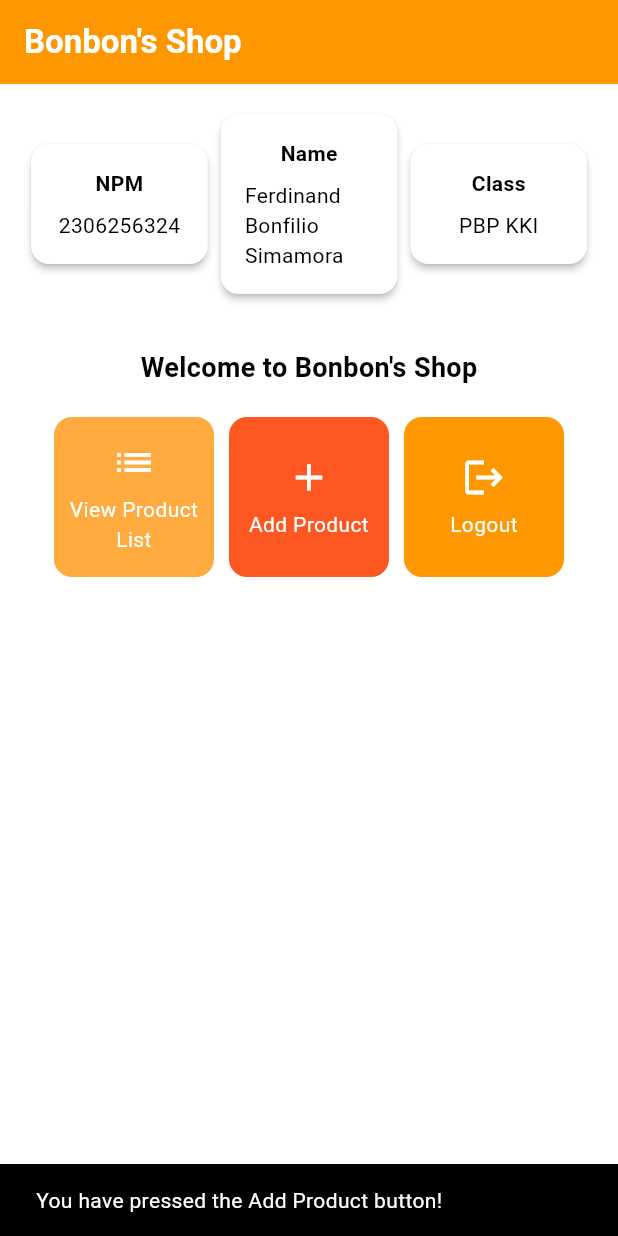
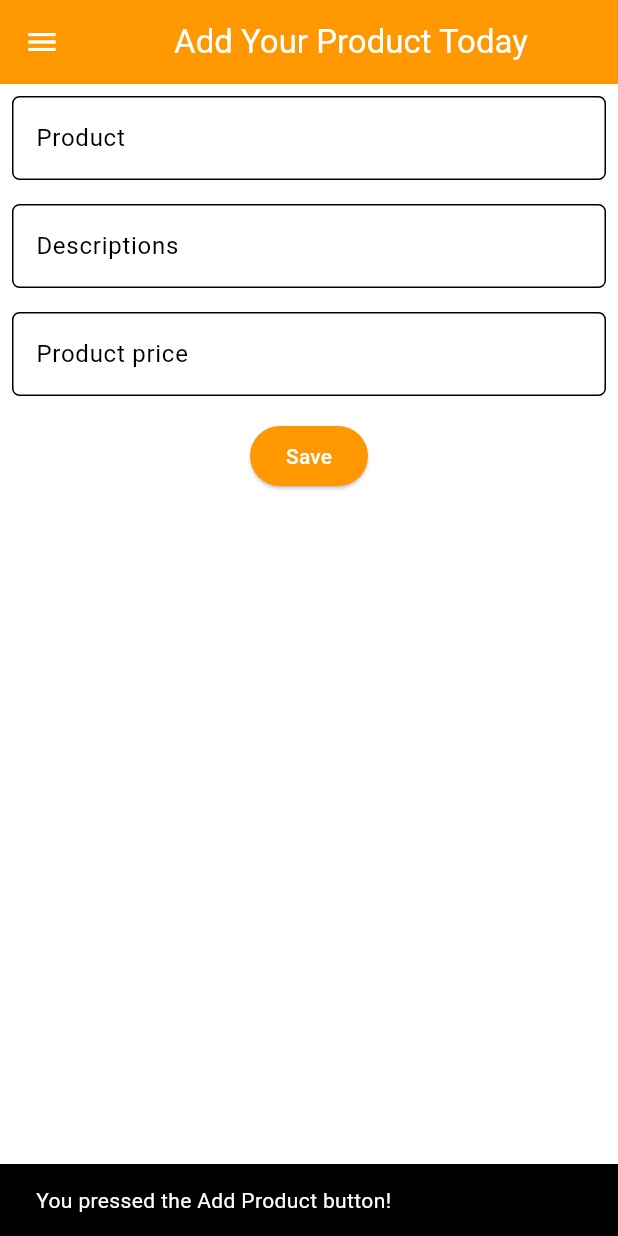
Before and after one commit to Ferdinand57/bonbon_shop_mobile, a Flutter app: the screen it shows after launch, after a tap on "Add Product", on a phone screen of 412 x 824 dp. Run offline on Flutter 3.47's test engine with Material 3 defaults, Android fonts, the light colour scheme and no system bars.

Commit message:
Assignment 8 try 1

```diff
--- a/lib/main.dart
+++ b/lib/main.dart
@@ -1,5 +1,5 @@
 import 'package:flutter/material.dart';
-import 'package:bonbon_shop/menu.dart';
+import 'package:bonbon_shop/screens/menu.dart';
 
 void main() {
   runApp(const MyApp());
--- a/lib/menu.dart
+++ b/lib/screens/menu.dart
@@ -1,4 +1,7 @@
 import 'package:flutter/material.dart';
+// Impor drawer widget
+import 'package:bonbon_shop/widgets/left_drawer.dart';
+import 'package:bonbon_shop/widgets/product_card.dart';
 
 class MyHomePage extends StatelessWidget {
   final String npm = '2306256324'; // NPM
@@ -6,8 +9,8 @@ class MyHomePage extends StatelessWidget {
   final String className = 'PBP KKI'; // Class
   final List<ItemHomepage> items = [
     ItemHomepage("View Product List", Icons.list, Colors.orangeAccent),
-    ItemHomepage("Add Product", Icons.add, Colors.deepOrange),
-    ItemHomepage("Logout", Icons.logout, Colors.orange),
+    ItemHomepage("Add Product", Icons.add_business_outlined, Colors.orange),
+    ItemHomepage("Logout", Icons.logout, Colors.deepOrange),
   ];
   MyHomePage({super.key});
 
@@ -27,7 +30,11 @@ class MyHomePage extends StatelessWidget {
         ),
         // The background color of the AppBar is obtained from the application theme color scheme.
         backgroundColor: Theme.of(context).colorScheme.primary,
+        // Set drawer icon color to white
+        iconTheme: const IconThemeData(color: Colors.white),
       ),
+      // Add drawer as a parameter value for the drawer attribute of the Scaffold widget
+      drawer: const LeftDrawer(),
       // Body of the page with paddings around it.
       body: Padding(
         padding: const EdgeInsets.all(16.0),
@@ -123,64 +130,3 @@ class InfoCard extends StatelessWidget {
     );
   }
 }
-
-class ItemHomepage {
-  final String name;
-  final IconData icon;
-  final Color color;
-
-  ItemHomepage(this.name, this.icon, this.color);
-}
-
-class ItemCard extends StatelessWidget {
-  // Display the card with an icon and name.
-
-  final ItemHomepage item;
-
-  const ItemCard(this.item, {super.key});
-
-  @override
-  Widget build(BuildContext context) {
-    return Material(
-      // Specify the background color of the application theme.
-      color: item.color,
-      // Round the card border.
-      borderRadius: BorderRadius.circular(12),
-
-      child: InkWell(
-        // Action when the card is pressed.
-        onTap: () {
-          // Display the SnackBar message when the card is pressed.
-          ScaffoldMessenger.of(context)
-            ..hideCurrentSnackBar()
-            ..showSnackBar(
-              SnackBar(content: Text("You have pressed the ${item.name} button!"))
-            );
-        },
-        // Container to store the Icon and Text
-        child: Container(
-          padding: const EdgeInsets.all(8),
-          child: Center(
-            child: Column(
-              // Place the Icon and Text in the center of the card.
-              mainAxisAlignment: MainAxisAlignment.center,
-              children: [
-                Icon(
-                  item.icon,
-                  color: Colors.white,
-                  size: 30.0,
-                ),
-                const Padding(padding: EdgeInsets.all(3)),
-                Text(
-                  item.name,
-                  textAlign: TextAlign.center,
-                  style: const TextStyle(color: Colors.white),
-                ),
-              ],
-            ),
-          ),
-        ),
-      ),
-    );
-  }
-}
--- /dev/null
+++ b/lib/screens/productentry_form.dart
@@ -0,0 +1,166 @@
+import 'package:flutter/material.dart';
+// Impor drawer widget
+import 'package:bonbon_shop/widgets/left_drawer.dart';
+
+class ProductEntryFormPage extends StatefulWidget {
+  const ProductEntryFormPage({super.key});
+
+  @override
+  State<ProductEntryFormPage> createState() => _ProductEntryFormPageState();
+}
+
+class _ProductEntryFormPageState extends State<ProductEntryFormPage> {
+  final _formKey = GlobalKey<FormState>();
+	String _product = "";
+	String _descriptions = "";
+	int _productIntensity = 0;
+  @override
+  Widget build(BuildContext context) {
+    return Scaffold(
+      appBar: AppBar(
+        title: const Center(
+          child: Text(
+            'Add Your Product Today',
+          ),
+        ),
+        backgroundColor: Theme.of(context).colorScheme.primary,
+        foregroundColor: Colors.white,
+      ),
+      // Add drawer as a parameter value for the drawer attribute of the Scaffold widget
+      drawer: const LeftDrawer(),
+      body: Form(
+        key: _formKey,
+        child: SingleChildScrollView(
+          child: Column(
+            crossAxisAlignment: CrossAxisAlignment.start,
+            children: [
+              Padding(
+                padding: const EdgeInsets.all(8.0),
+                child: TextFormField(
+                  decoration: InputDecoration(
+                    hintText: "Product",
+                    labelText: "Product",
+                    border: OutlineInputBorder(
+                      borderRadius: BorderRadius.circular(5.0),
+                    ),
+                  ),
+                  onChanged: (String? value) {
+                    setState(() {
+                      _product = value!;
+                    });
+                  },
+                  validator: (String? value) {
+                    if (value == null || value.isEmpty) {
+                      return "Product cannot be empty!";
+                    }
+                    return null;
+                  },
+                ),
+              ),
+              Padding(
+                padding: const EdgeInsets.all(8.0),
+                child: TextFormField(
+                  decoration: InputDecoration(
+                    hintText: "Descriptions",
+                    labelText: "Descriptions",
+                    border: OutlineInputBorder(
+                      borderRadius: BorderRadius.circular(5.0),
+                    ),
+                  ),
+                  onChanged: (String? value) {
+                    setState(() {
+                      _descriptions = value!;
+                    });
+                  },
+                  validator: (String? value) {
+                    if (value == null || value.isEmpty) {
+                      return "Descriptions cannot be empty!";
+                    }
+                    return null;
+                  },
+                ),
+              ),
+              Padding(
+                padding: const EdgeInsets.all(8.0),
+                child: TextFormField(
+                  decoration: InputDecoration(
+                    hintText: "Product price",
+                    labelText: "Product price",
+                    border: OutlineInputBorder(
+                      borderRadius: BorderRadius.circular(5.0),
+                    ),
+                  ),
+                  onChanged: (String? value) {
+                    setState(() {
+                      _productIntensity = int.tryParse(value!) ?? 0;
+                    });
+                  },
+                  validator: (String? value) {
+                    if (value == null || value.isEmpty) {
+                      return "Product price cannot be empty!";
+                    }
+                    int? price = int.tryParse(value);
+                    if (price == null) {
+                      return "Product price must be a number!";
+                    }
+                    if (price < 0) {
+                      return "Product price cannot be negative!";
+                    }
+                    return null;
+                  },
+                ),
+              ),
+              Align(
+                alignment: Alignment.bottomCenter,
+                child: Padding(
+                  padding: const EdgeInsets.all(8.0),
+                  child: ElevatedButton(
+                    style: ButtonStyle(
+                      backgroundColor: WidgetStateProperty.all(
+                          Theme.of(context).colorScheme.primary),
+                    ),
+                    onPressed: () {
+                      if (_formKey.currentState!.validate()) {
+                        showDialog(
+                          context: context,
+                          builder: (context) {
+                            return AlertDialog(
+                              title: const Text('Product successfully saved'),
+                              content: SingleChildScrollView(
+                                child: Column(
+                                  crossAxisAlignment: CrossAxisAlignment.start,
+                                  children: [
+                                    Text('Product: $_product'),
+                                    Text('Descriptions: $_descriptions'),
+                                    Text('Product price: $_productIntensity \$'),
+                                  ],
+                                ),
+                              ),
+                              actions: [
+                                TextButton(
+                                  child: const Text('OK'),
+                                  onPressed: () {
+                                    Navigator.pop(context);
+                                    _formKey.currentState!.reset();
+                                  },
+                                ),
+                              ],
+                            );
+                          },
+                        );
+                      }
+                    },
+                    child: const Text(
+                      "Save",
+                      style: TextStyle(color: Colors.white),
+                    ),
+                  ),
+                ),
+              ),
+            ],
+          )
+        ),
+      ),
+    );
+  }
+}
--- /dev/null
+++ b/lib/widgets/left_drawer.dart
@@ -0,0 +1,69 @@
+import 'package:flutter/material.dart';
+import 'package:bonbon_shop/screens/menu.dart';
+import 'package:bonbon_shop/screens/productentry_form.dart';
+
+class LeftDrawer extends StatelessWidget {
+  const LeftDrawer({super.key});
+
+  @override
+  Widget build(BuildContext context) {
+    return Drawer(
+      child: ListView(
+        children: [
+          DrawerHeader(
+            decoration: BoxDecoration(
+              color: Theme.of(context).colorScheme.primary,
+            ),
+            child: const Column(
+              children: [
+                Text(
+                  'Bonbon\'s Shop',
+                  textAlign: TextAlign.center,
+                  style: TextStyle(
+                    fontSize: 24,
+                    fontWeight: FontWeight.bold,
+                    color: Colors.white,
+                  ),
+                ),
+                Padding(padding: EdgeInsets.all(8)),
+                Text(
+                  "See your favorite product here!",
+                  textAlign: TextAlign.center,
+                  style: TextStyle(
+                    fontSize: 15,
+                    fontWeight: FontWeight.normal,
+                    color: Colors.white,
+                  ),
+                ),
+              ],
+            ),
+          ),
+          ListTile(
+            leading: const Icon(Icons.home_outlined),
+            title: const Text('Home Page'),
+            // Redirection part to MyHomePage
+            onTap: () {
+              Navigator.pushReplacement(
+                  context,
+                  MaterialPageRoute(
+                    builder: (context) => MyHomePage(),
+                  ));
+            },
+          ),
+          ListTile(
+            leading: const Icon(Icons.add_business_outlined),
+            title: const Text('Add Product'),
+            // Redirection part to ProductEntryFormPage
+            onTap: () {
+              Navigator.pushReplacement(
+                  context,
+                  MaterialPageRoute(
+                    builder: (context) => ProductEntryFormPage(),
+                  ));
+            },
+          ),
+        ],
+      ),
+    );
+  }
+}
--- /dev/null
+++ b/lib/widgets/product_card.dart
@@ -0,0 +1,68 @@
+import 'package:flutter/material.dart';
+import 'package:bonbon_shop/screens/productentry_form.dart';
+
+class ItemHomepage {
+  final String name;
+  final IconData icon;
+  final Color color;
+
+  ItemHomepage(this.name, this.icon, this.color);
+}
+
+class ItemCard extends StatelessWidget {
+  // Display the card with an icon and name.
+
+  final ItemHomepage item;
+
+  const ItemCard(this.item, {super.key});
+
+  @override
+  Widget build(BuildContext context) {
+    return Material(
+      // Specify the background color of the application theme.
+      color: item.color,
+      // Round the card border.
+      borderRadius: BorderRadius.circular(12),
+
+      child: InkWell(
+        // Touch-responsive area
+        onTap: () {
+          // Show SnackBar when clicked
+          ScaffoldMessenger.of(context)
+            ..hideCurrentSnackBar()
+            ..showSnackBar(
+              SnackBar(content: Text("You pressed the ${item.name} button!")));
+
+          // Navigate to the appropriate route (depending on the button type)
+          if (item.name == "Add Product") {
+              Navigator.push(context,
+                  MaterialPageRoute(builder: (context) => const ProductEntryFormPage()));
+          }
+        },
+        // Container to store the Icon and Text
+        child: Container(
+          padding: const EdgeInsets.all(8),
+          child: Center(
+            child: Column(
+              // Place the Icon and Text in the center of the card.
+              mainAxisAlignment: MainAxisAlignment.center,
+              children: [
+                Icon(
+                  item.icon,
+                  color: Colors.white,
+                  size: 30.0,
+                ),
+                const Padding(padding: EdgeInsets.all(3)),
+                Text(
+                  item.name,
+                  textAlign: TextAlign.center,
+                  style: const TextStyle(color: Colors.white),
+                ),
+              ],
+            ),
+          ),
+        ),
+      ),
+    );
+  }
+}
```
Also changed, not shown: 1 other file.
